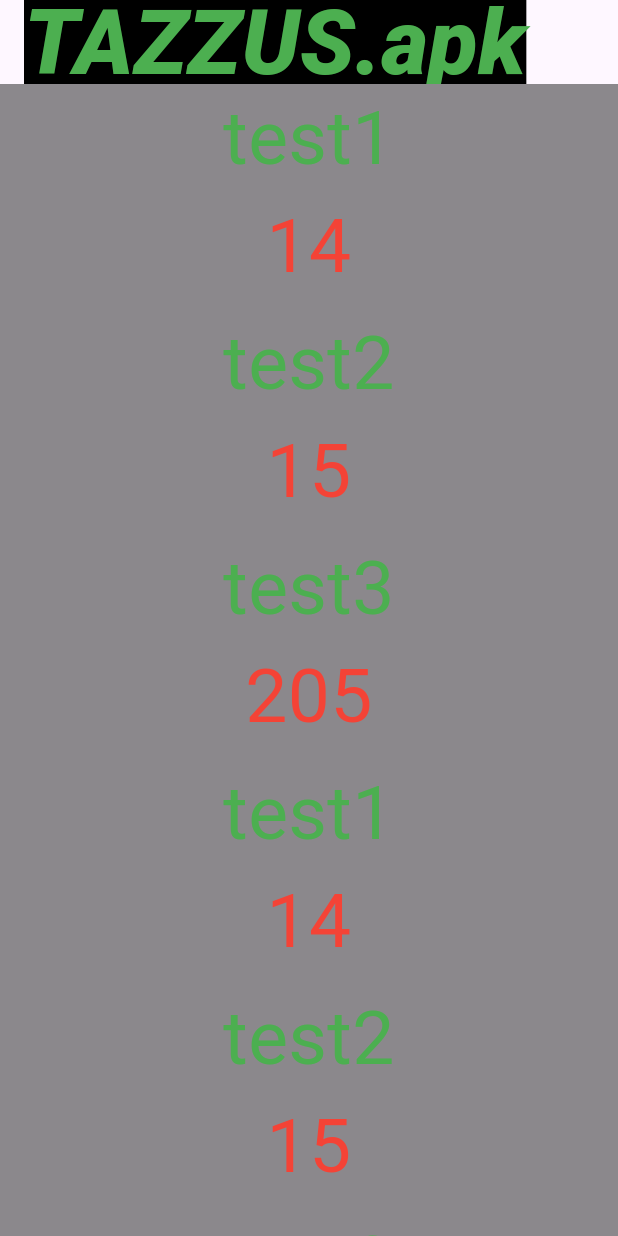
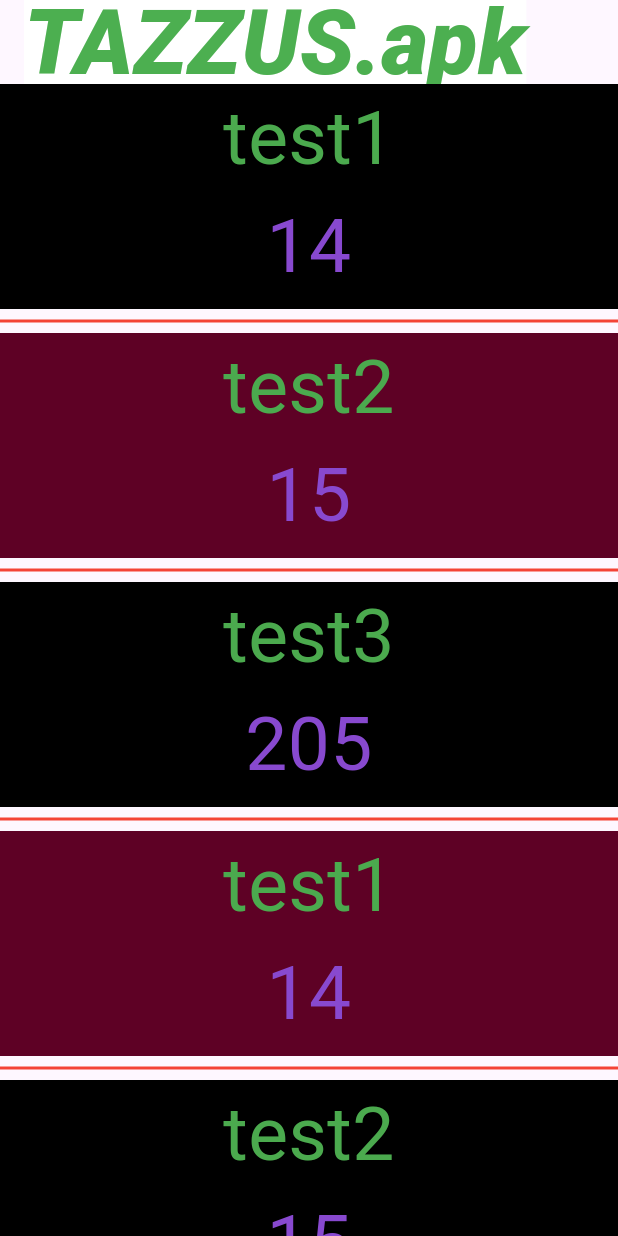
Before and after one commit to ch3rrywolf/NexusFlutter, a Flutter app: the screen it shows after launch, on a phone screen of 412 x 824 dp. Run offline on Flutter 3.47's test engine with Material 3 defaults, Android fonts, the phone set to English and light mode, and no system bars.

Commit message:
flutter ListView separated

```diff
--- a/nexus_flutter/testflutter/lib/main.dart
+++ b/nexus_flutter/testflutter/lib/main.dart
@@ -26,27 +26,37 @@ class MyApp extends StatelessWidget {
                     fontSize: 60,
                     color: Colors.green,
                     fontWeight: FontWeight.w900,
-                    backgroundColor: Colors.black,
+                    backgroundColor: Colors.white,
                     fontStyle: FontStyle.italic))),
         body: Container(
-          width: 500,
-          height: 900,
-          child: ListView.builder(
+          child: ListView.separated(
+            separatorBuilder: (context, i) {
+              return Divider(
+                color: Colors.red,
+                thickness: 2.0,
+              ); //Container(color: Colors.white, height: 5);
+            },
             itemCount: employee.length,
             itemBuilder: (context, i) {
               return Container(
                   height: 150,
-                  color: Colors.black45,
+                  color: i.isEven
+                      ? Colors.black
+                      : const Color.fromARGB(255, 94, 1, 37),
                   child: Column(children: [
                     Text(
                       employee[i]['name'],
                       textAlign: TextAlign.center,
-                      style: TextStyle(fontSize: 50, color: Colors.green),
+                      style: TextStyle(
+                          fontSize: 50,
+                          color: const Color.fromARGB(255, 75, 170, 78)),
                     ),
                     Text(
                       employee[i]['age'],
                       textAlign: TextAlign.center,
-                      style: TextStyle(fontSize: 50, color: Colors.red),
+                      style: TextStyle(
+                          fontSize: 50,
+                          color: const Color.fromARGB(255, 136, 73, 207)),
                     ),
                   ]));
             },
```
